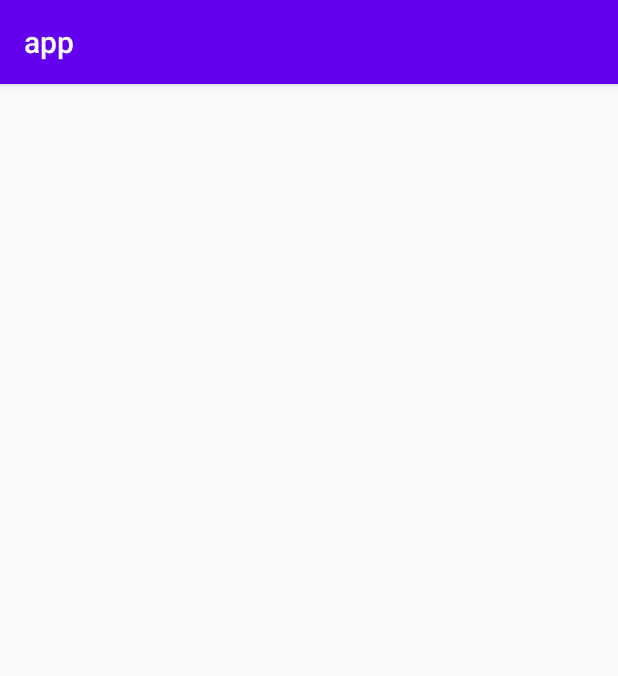
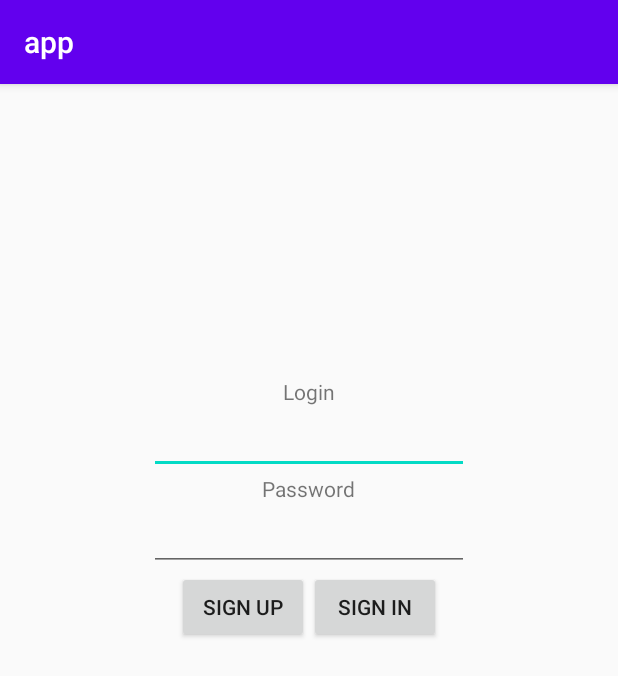
Before and after one commit to la4zen/NewsFeed, an Android app: the screen it shows after launch (MainActivity before the commit, LoginActivity after it), on a phone screen of 412 x 824 dp. Shown: the top 676 px of the screen. Run offline under Robolectric (Android 15) with nearby library versions, the phone set to English and light mode, and no system bars.

Commit message:
Android app form update

```diff
--- a/app/app/src/main/AndroidManifest.xml
+++ b/app/app/src/main/AndroidManifest.xml
@@ -1,7 +1,7 @@
 <?xml version="1.0" encoding="utf-8"?>
 <manifest xmlns:android="http://schemas.android.com/apk/res/android"
           package="com.la4zen.newsfeed">
-
+    <uses-permission android:name="android.permission.INTERNET" />
     <application
             android:allowBackup="true"
             android:icon="@mipmap/ic_launcher"
@@ -9,6 +9,7 @@
             android:roundIcon="@mipmap/ic_launcher_round"
             android:supportsRtl="true"
             android:theme="@style/AppTheme">
+        <activity android:name=".LoginActivity"> </activity>
         <activity android:name=".MainActivity">
             <intent-filter>
                 <action android:name="android.intent.action.MAIN"/>
@@ -16,6 +17,6 @@
                 <category android:name="android.intent.category.LAUNCHER"/>
             </intent-filter>
         </activity>
+
     </application>
-
 </manifest>
--- /dev/null
+++ b/app/app/src/main/java/com/la4zen/newsfeed/LoginActivity.kt
@@ -0,0 +1,36 @@
+package com.la4zen.newsfeed
+
+import androidx.appcompat.app.AppCompatActivity
+import android.os.Bundle
+import android.view.View
+import android.widget.Button
+import android.widget.EditText
+import android.widget.Toast
+import java.net.URL
+
+class LoginActivity : AppCompatActivity() {
+
+    val url : URL = URL("http://localhost:5000/api")
+
+    override fun onCreate(savedInstanceState: Bundle?) {
+        super.onCreate(savedInstanceState)
+        setContentView(R.layout.activity_login)
+        var loginButton = findViewById<Button>(R.id.loginButton)
+        var registerButton = findViewById<Button>(R.id.registerButton)
+        var editTextLogin = findViewById<Button>(R.id.editTextLogin)
+        var editTextPassword = findViewById<Button>(R.id.editTextPassword)
+
+        loginButton.setOnClickListener(View.OnClickListener {
+            var login = editTextLogin.text.toString()
+            var password = editTextPassword.text.toString()
+            Thread(Runnable {
+
+            }).start()
+        })
+    }
+    protected fun result(text : String) {
+        runOnUiThread(Runnable {
+            Toast.makeText(applicationContext, text, 3).show()
+        })
+    }
+}
--- a/app/app/src/main/java/com/la4zen/newsfeed/MainActivity.kt
+++ b/app/app/src/main/java/com/la4zen/newsfeed/MainActivity.kt
@@ -1,5 +1,6 @@
 package com.la4zen.newsfeed
 
+import android.content.Intent
 import androidx.appcompat.app.AppCompatActivity
 import android.os.Bundle
 
@@ -7,5 +8,7 @@ class MainActivity : AppCompatActivity() {
     override fun onCreate(savedInstanceState: Bundle?) {
         super.onCreate(savedInstanceState)
         setContentView(R.layout.activity_main)
+        val loginActivity = Intent(this, LoginActivity::class.java)
+        startActivity(loginActivity)
     }
 }
--- /dev/null
+++ b/app/app/src/main/res/layout/activity_login.xml
@@ -0,0 +1,61 @@
+<?xml version="1.0" encoding="utf-8"?>
+<androidx.constraintlayout.widget.ConstraintLayout
+        xmlns:android="http://schemas.android.com/apk/res/android"
+        xmlns:tools="http://schemas.android.com/tools"
+        xmlns:app="http://schemas.android.com/apk/res-auto"
+        android:layout_width="match_parent"
+        android:layout_height="match_parent"
+        tools:context=".MainActivity">
+
+    <LinearLayout
+            android:orientation="horizontal"
+            android:layout_width="match_parent"
+            android:layout_height="match_parent"
+            tools:layout_editor_absoluteY="1dp"
+            tools:layout_editor_absoluteX="1dp"
+            android:layout_marginBottom="200dp"
+            tools:ignore="MissingConstraints">
+        <LinearLayout
+                android:gravity="center"
+                android:orientation="vertical"
+                android:layout_width="match_parent"
+                android:layout_height="match_parent">
+            <TextView
+                    android:text="Login"
+                    android:layout_width="wrap_content"
+                    android:layout_height="wrap_content"
+                    android:id="@+id/loginTextView"/>
+            <EditText
+                    android:layout_width="wrap_content"
+                    android:layout_height="wrap_content"
+                    android:inputType="text"
+                    android:ems="10"
+                    android:id="@+id/editTextLogin"/>
+            <TextView
+                    android:text="Password"
+                    android:layout_width="wrap_content"
+                    android:layout_height="wrap_content"
+                    android:id="@+id/passwordTextView"/>
+            <EditText
+                    android:layout_width="wrap_content"
+                    android:layout_height="wrap_content"
+                    android:inputType="textPassword"
+                    android:ems="10"
+                    android:id="@+id/editTextPassword"/>
+            <LinearLayout
+                    android:orientation="horizontal"
+                    android:layout_width="wrap_content"
+                    android:layout_height="wrap_content">
+                <Button
+                        android:text="Sign Up"
+                        android:layout_width="wrap_content"
+                        android:layout_height="wrap_content" android:id="@+id/registerButton"/>
+                <Button
+                        android:text="Sign In"
+                        android:layout_width="wrap_content"
+                        android:layout_height="wrap_content"
+                        android:id="@+id/loginButton"/>
+            </LinearLayout>
+        </LinearLayout>
+    </LinearLayout>
+</androidx.constraintlayout.widget.ConstraintLayout>
```
Also changed, not shown: app/app/src/main/res/layout/activity_main.xml (line endings or trailing spaces).
